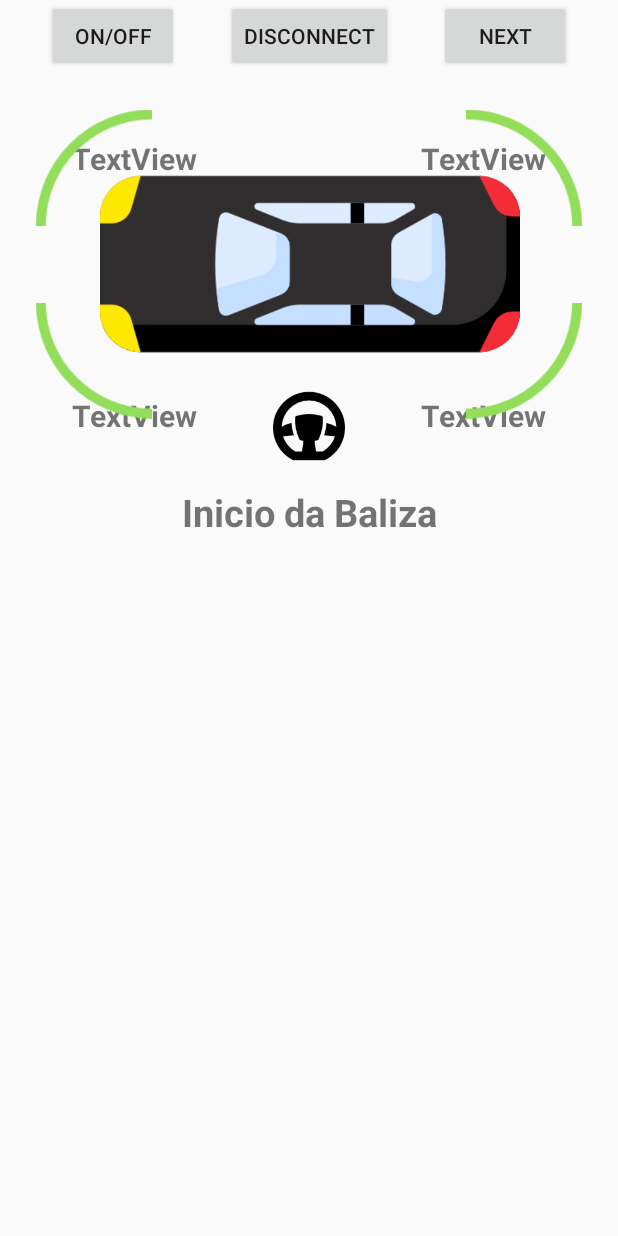
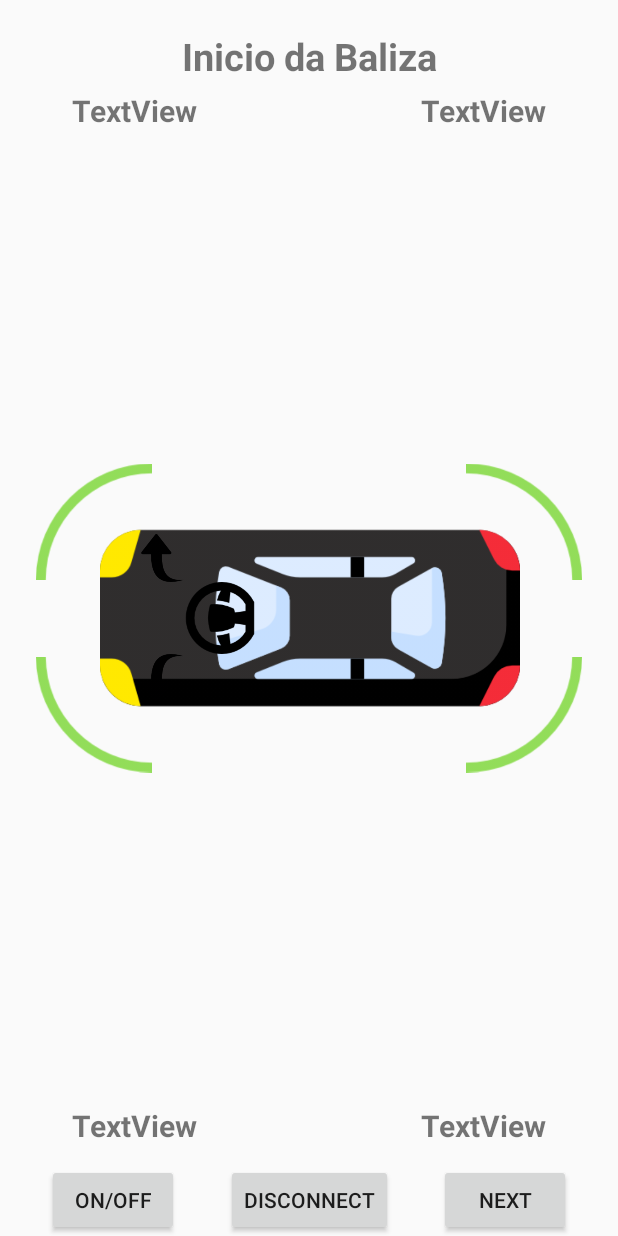
Before and after one commit to kleanlins/Baleasy, an Android app: the layout control_layout.xml on its own in the app's theme, with its tools: preview values and no code run, on a phone screen of 412 x 824 dp. Run offline under Robolectric (Android 15) with nearby library versions, the phone set to English and light mode, and no system bars.

Commit message:
Main interface changes

```diff
--- a/app/src/main/AndroidManifest.xml
+++ b/app/src/main/AndroidManifest.xml
@@ -15,12 +15,13 @@
             android:screenOrientation="portrait">
             <intent-filter>
                 <action android:name="android.intent.action.MAIN" />
-
                 <category android:name="android.intent.category.LAUNCHER" />
             </intent-filter>
         </activity>
         <activity android:name=".ControlActivity"
-            android:screenOrientation="landscape"/>
+            android:screenOrientation="landscape"
+            android:theme="@style/AppTheme.NoActionBar"
+            />
     </application>
 
 </manifest>
--- a/app/src/main/res/layout/control_layout.xml
+++ b/app/src/main/res/layout/control_layout.xml
@@ -10,6 +10,7 @@
         android:id="@+id/switch_button"
         android:layout_width="wrap_content"
         android:layout_height="wrap_content"
+        app:layout_constraintBottom_toBottomOf="parent"
         app:layout_constraintLeft_toLeftOf="parent"
         app:layout_constraintRight_toLeftOf="@+id/control_led_disconnect"/>
 
@@ -18,6 +19,7 @@
         android:id="@+id/control_led_disconnect"
         android:layout_width="wrap_content"
         android:layout_height="wrap_content"
+        app:layout_constraintBottom_toBottomOf="parent"
         app:layout_constraintLeft_toRightOf="@+id/switch_button"
         app:layout_constraintRight_toRightOf="@+id/next_step_btn"/>
 
@@ -26,6 +28,7 @@
         android:layout_width="wrap_content"
         android:layout_height="wrap_content"
         android:text="@string/next"
+        app:layout_constraintBottom_toBottomOf="parent"
         app:layout_constraintLeft_toRightOf="@+id/control_led_disconnect"
         app:layout_constraintRight_toRightOf="parent"/>
 
@@ -34,78 +37,77 @@
         android:layout_width="wrap_content"
         android:layout_height="wrap_content"
         android:layout_marginStart="48dp"
-        android:layout_marginTop="44dp"
+        android:layout_marginTop="60dp"
         android:text="TextView"
         android:textSize="20sp"
         android:textStyle="bold"
         app:layout_constraintStart_toStartOf="parent"
-        app:layout_constraintTop_toBottomOf="@+id/switch_button" />
+        app:layout_constraintTop_toTopOf="parent" />
 
     <TextView
         android:id="@+id/front_left"
         android:layout_width="wrap_content"
         android:layout_height="wrap_content"
         android:layout_marginStart="48dp"
-        android:layout_marginTop="144dp"
+        android:layout_marginBottom="60dp"
         android:text="TextView"
         android:textSize="20sp"
         android:textStyle="bold"
         app:layout_constraintStart_toStartOf="parent"
-        app:layout_constraintTop_toBottomOf="@+id/front_right" />
+        app:layout_constraintBottom_toBottomOf="parent" />
 
     <TextView
         android:id="@+id/rear_left"
         android:layout_width="wrap_content"
         android:layout_height="wrap_content"
         android:layout_marginLeft="384dp"
-        android:layout_marginTop="144dp"
+        android:layout_marginBottom="60dp"
         android:layout_marginEnd="48dp"
         android:text="TextView"
         android:textSize="20sp"
         android:textStyle="bold"
         app:layout_constraintEnd_toEndOf="parent"
-        app:layout_constraintLeft_toRightOf="@+id/front_left"
-        app:layout_constraintTop_toBottomOf="@+id/rear_right" />
+        app:layout_constraintBottom_toBottomOf="parent"
+        />
 
     <TextView
         android:id="@+id/rear_right"
         android:layout_width="wrap_content"
         android:layout_height="wrap_content"
         android:layout_marginLeft="384dp"
-        android:layout_marginTop="44dp"
+        android:layout_marginTop="60dp"
         android:layout_marginEnd="48dp"
         android:text="TextView"
         android:textSize="20sp"
         android:textStyle="bold"
         app:layout_constraintEnd_toEndOf="parent"
-        app:layout_constraintLeft_toRightOf="@+id/front_right"
-        app:layout_constraintTop_toBottomOf="@+id/switch_button" />
+        app:layout_constraintRight_toRightOf="parent"
+        app:layout_constraintTop_toTopOf="parent" />
 
     <ImageView
         android:id="@+id/car_img"
         android:layout_width="428dp"
         android:layout_height="280dp"
-        android:layout_marginStart="8dp"
-        android:layout_marginTop="36dp"
-        android:layout_marginEnd="8dp"
         app:layout_constraintEnd_toEndOf="parent"
         app:layout_constraintStart_toStartOf="parent"
         app:layout_constraintTop_toTopOf="parent"
+        app:layout_constraintBottom_toBottomOf="parent"
         app:srcCompat="@drawable/car" />
 
     <TextView
         android:id="@+id/tips_text"
         android:layout_width="wrap_content"
         android:layout_height="wrap_content"
+        android:layout_marginTop="20dp"
+        android:layout_marginEnd="8dp"
         android:layout_marginStart="8dp"
-        android:layout_marginTop="276dp"
-        android:layout_marginEnd="8dp"
         android:text="Inicio da Baliza"
         android:textSize="25sp"
         android:textStyle="bold"
+        app:layout_constraintTop_toTopOf="parent"
         app:layout_constraintEnd_toEndOf="parent"
-        app:layout_constraintStart_toStartOf="parent"
-        app:layout_constraintTop_toBottomOf="@+id/switch_button" />
+        app:layout_constraintHorizontal_bias="0.501"
+        app:layout_constraintStart_toStartOf="parent" />
 
     <ImageView
         android:id="@+id/sensor_fr"
@@ -154,12 +156,35 @@
         android:id="@+id/steering_img"
         android:layout_width="53dp"
         android:layout_height="48dp"
-        android:layout_marginBottom="16dp"
-        app:layout_constraintBottom_toTopOf="@+id/tips_text"
+        android:rotation="-90"
         app:layout_constraintEnd_toEndOf="@+id/car_img"
+        app:layout_constraintHorizontal_bias="0.341"
         app:layout_constraintStart_toStartOf="@+id/car_img"
-        app:srcCompat="@drawable/steering" />
+        app:srcCompat="@drawable/steering"
+        app:layout_constraintTop_toTopOf="parent"
+        app:layout_constraintBottom_toBottomOf="parent"
+        tools:layout_editor_absoluteY="156dp" />
 
+    <ImageView
+        android:id="@+id/left_arrow"
+        android:layout_width="34dp"
+        android:layout_height="32dp"
+        android:layout_marginEnd="48dp"
+        android:rotation="-90"
+        app:layout_constraintEnd_toEndOf="@+id/steering_img"
+        app:layout_constraintTop_toBottomOf="@+id/steering_img"
+        app:srcCompat="@drawable/arrow" />
+
+    <ImageView
+        android:id="@+id/right_arrow"
+        android:layout_width="34dp"
+        android:layout_height="32dp"
+        android:layout_marginEnd="48dp"
+        android:rotation="-90"
+        android:scaleX="-1"
+        app:layout_constraintBottom_toTopOf="@+id/steering_img"
+        app:layout_constraintEnd_toEndOf="@+id/steering_img"
+        app:srcCompat="@drawable/arrow" />
 
 
 </android.support.constraint.ConstraintLayout>
--- a/app/src/main/res/values/styles.xml
+++ b/app/src/main/res/values/styles.xml
@@ -6,6 +6,13 @@
         <item name="colorPrimary">@color/colorPrimary</item>
         <item name="colorPrimaryDark">@color/colorPrimaryDark</item>
         <item name="colorAccent">@color/colorAccent</item>
+        <item name="android:windowNoTitle">true</item>
+    </style>
+
+    <style name="AppTheme.NoActionBar" parent="Theme.AppCompat.Light.DarkActionBar">
+        <item name="windowActionBar">false</item>
+        <item name="windowNoTitle">true</item>
+        <item name="android:windowFullscreen">true</item>
     </style>
 
 </resources>
```
Also changed, not shown: app/build.gradle (+1 -6 lines), app/src/main/java/com/example/cleanderson/baleasy_java/ControlActivity.kt (+59 -31 lines), app/src/main/res/anim/blink.xml (added, +11 -0 lines), app/src/main/res/anim/rotate.xml (added, +12 -0 lines), app/src/main/res/anim/rotate_right.xml (added, +12 -0 lines), app/src/main/res/drawable/arrow.png (added).
